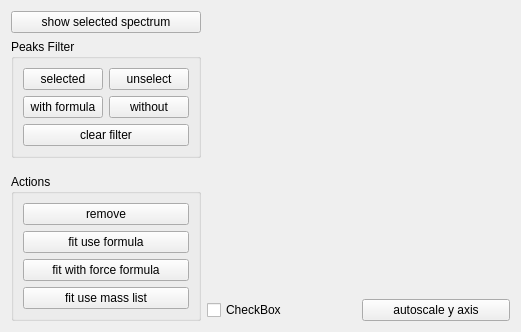
First picture: the form in Orbitool/UI/PeakFit.ui, repository l460289052/Orbitool, before the edit.
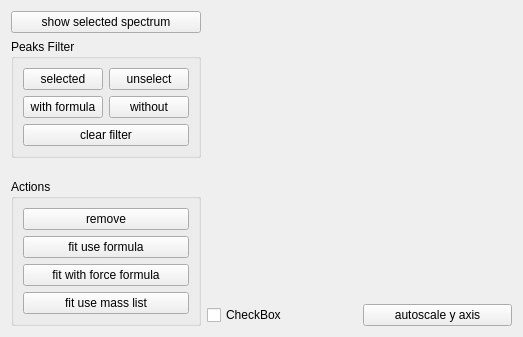
Second picture: the form after the edit.

The edit to the form file:
```diff
--- a/Orbitool/UI/PeakFit.ui
+++ b/Orbitool/UI/PeakFit.ui
@@ -6,8 +6,8 @@
    <rect>
     <x>0</x>
     <y>0</y>
-    <width>521</width>
-    <height>332</height>
+    <width>523</width>
+    <height>337</height>
    </rect>
   </property>
   <property name="windowTitle">
```
